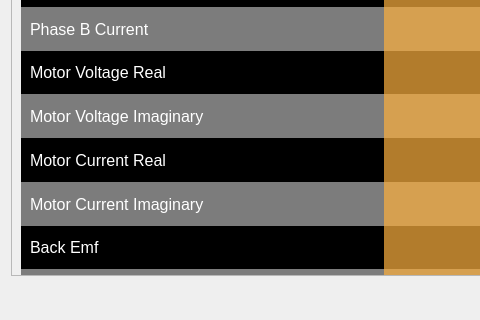
Qt form src/ViewLayer/DebugDisplay/MotorPage/MotorUi/MotorUi.ui (UCSolarCarTeam/Epsilon-Dashboard) before a commit; both pictures show x 0 to 480 and y 740 to 1060 of the 727 by 1404 pixel window.
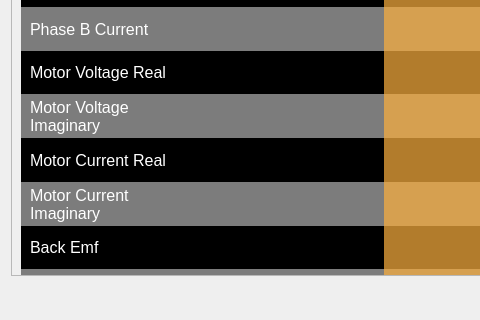
The same form after that commit.

Commit message:
Put the imaginary on a different line in the debug display page
The imaginary text causes some issues where the column alignment is
off (only on some screen resolutions). The simpliest fix for this is
to put the imaginary text on a new line.

Diff of the .ui file:
```diff
--- a/src/ViewLayer/DebugDisplay/MotorPage/MotorUi/MotorUi.ui
+++ b/src/ViewLayer/DebugDisplay/MotorPage/MotorUi/MotorUi.ui
@@ -44,7 +44,7 @@
       <property name="geometry">
        <rect>
         <x>0</x>
-        <y>-407</y>
+        <y>0</y>
         <width>693</width>
         <height>1033</height>
        </rect>
@@ -1899,7 +1899,8 @@
 background: transparent;</string>
                </property>
                <property name="text">
-                <string>Motor Voltage Imaginary</string>
+                <string>Motor Voltage 
+Imaginary</string>
                </property>
               </widget>
              </item>
@@ -2108,7 +2109,8 @@
 background: transparent;</string>
                </property>
                <property name="text">
-                <string>Motor Current Imaginary</string>
+                <string>Motor Current 
+Imaginary</string>
                </property>
               </widget>
              </item>
```
